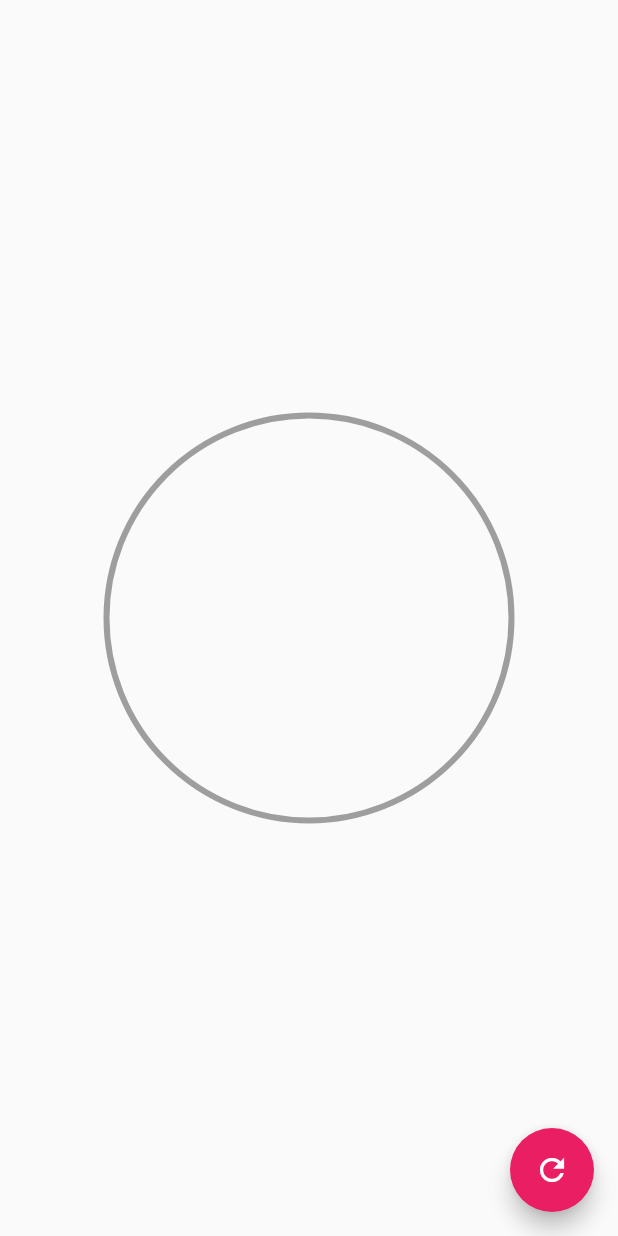
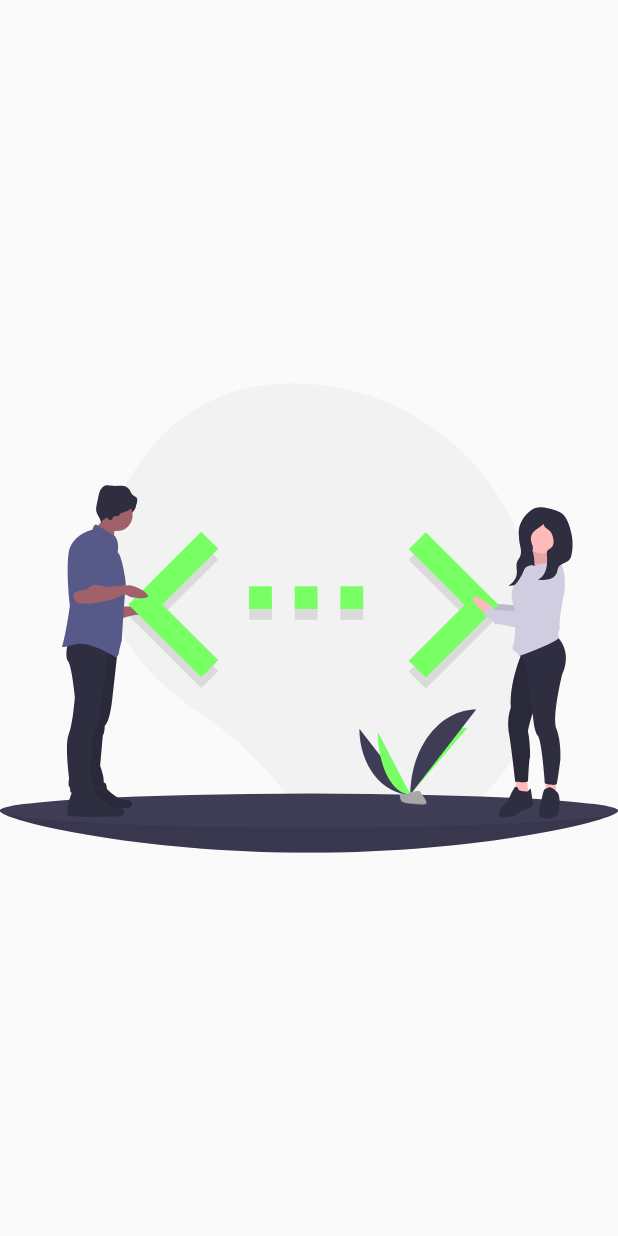
Before and after one commit to rramsol/animacionesFlutterYDise-os, a Flutter app: the screen it shows after launch, on a phone screen of 412 x 824 dp. Run offline on Flutter 3.47's test engine with Material 2 defaults, Android fonts, the phone set to English and light mode, and no system bars; our stand-ins replace flutter_svg.

Commit message:
SlideShow principio

```diff
--- a/lib/main.dart
+++ b/lib/main.dart
@@ -1,8 +1,5 @@
-import 'package:backgroundscustompainter/src/pages/animaciones_page.dart';
-import 'package:backgroundscustompainter/src/pages/graficas_circulares_page.dart';
-import 'file:///C:/Users/ronyr/OneDrive/Escritorio/App%20Flutter/FlutterUdemy/DiseniosYanimaciones/backgrounds_custom_painter/lib/src/labs/circular_progres_page.dart';
-import 'package:backgroundscustompainter/src/pages/headers_page.dart';
-import 'package:backgroundscustompainter/src/retos/cuadro_animado_page.dart';
+
+import 'package:backgroundscustompainter/src/pages/slideshow_page.dart';
 import 'package:flutter/material.dart';
 
 void main() => runApp(MyApp());
@@ -13,7 +10,7 @@ class MyApp extends StatelessWidget {
     return MaterialApp(
       debugShowCheckedModeBanner: false,
       title: 'Material App',
-      home: GraficasCircularesPage()
+      home: SlideShowPage(),
     );
   }
 }
--- a/lib/src/pages/graficas_circulares_page.dart
+++ b/lib/src/pages/graficas_circulares_page.dart
@@ -32,7 +32,11 @@ class _GraficasCircularesPageState extends State<GraficasCircularesPage> {
           padding: EdgeInsets.all(5.0),
           width: 300,
           height: 300,
-          child: RadialProgressMio(porcentaje: porcentaje),
+          child: RadialProgressMio(
+            porcentaje: porcentaje,
+            colorPrimario: Colors.green,
+            colorSecundario: Colors.red,
+          ),
         ),
       ),
     );
--- /dev/null
+++ b/lib/src/pages/slideshow_page.dart
@@ -0,0 +1,13 @@
+import 'package:flutter/material.dart';
+import 'package:flutter_svg/flutter_svg.dart';
+
+class SlideShowPage extends StatelessWidget {
+  @override
+  Widget build(BuildContext context) {
+    return Scaffold(
+      body: Center(
+        child: SvgPicture.asset('assets/svg/5.svg'),
+      ),
+    );
+  }
+}
--- a/pubspec.yaml
+++ b/pubspec.yaml
@@ -28,6 +28,7 @@ dependencies:
   # The following adds the Cupertino Icons font to your application.
   # Use with the CupertinoIcons class for iOS style icons.
   cupertino_icons: ^0.1.3
+  flutter_svg: ^0.17.3+1
 
 dev_dependencies:
   flutter_test:
@@ -45,8 +46,8 @@ flutter:
   uses-material-design: true
 
   # To add assets to your application, add an assets section, like this:
-  # assets:
-  #   - images/a_dot_burr.jpeg
+  assets:
+    - assets/svg/
   #   - images/a_dot_ham.jpeg
 
   # An image asset can refer to one or more resolution-specific "variants", see
```
Also changed, not shown: lib/src/widgets/redial_progress.dart (+51 -6 lines), assets/svg/1.svg (added), assets/svg/2.svg (added), assets/svg/3.svg (added), assets/svg/4.svg (added), assets/svg/5.svg (added), pubspec.lock.
